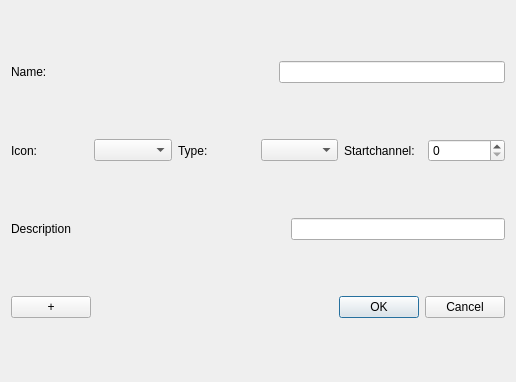
Qt form src/ui/createfixturedialog.ui (Lenium37/SigLight) before a commit.
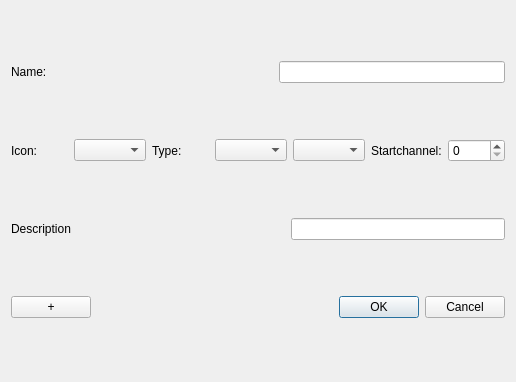
The same form after that commit.

```diff
--- a/src/ui/createfixturedialog.ui
+++ b/src/ui/createfixturedialog.ui
@@ -69,6 +69,9 @@
      <item>
       <widget class="QComboBox" name="cB_type"/>
      </item>
+     <item>
+      <widget class="QComboBox" name="cB_colors"/>
+     </item>
      <item>
       <widget class="QLabel" name="l_start_channel">
        <property name="text">
```
